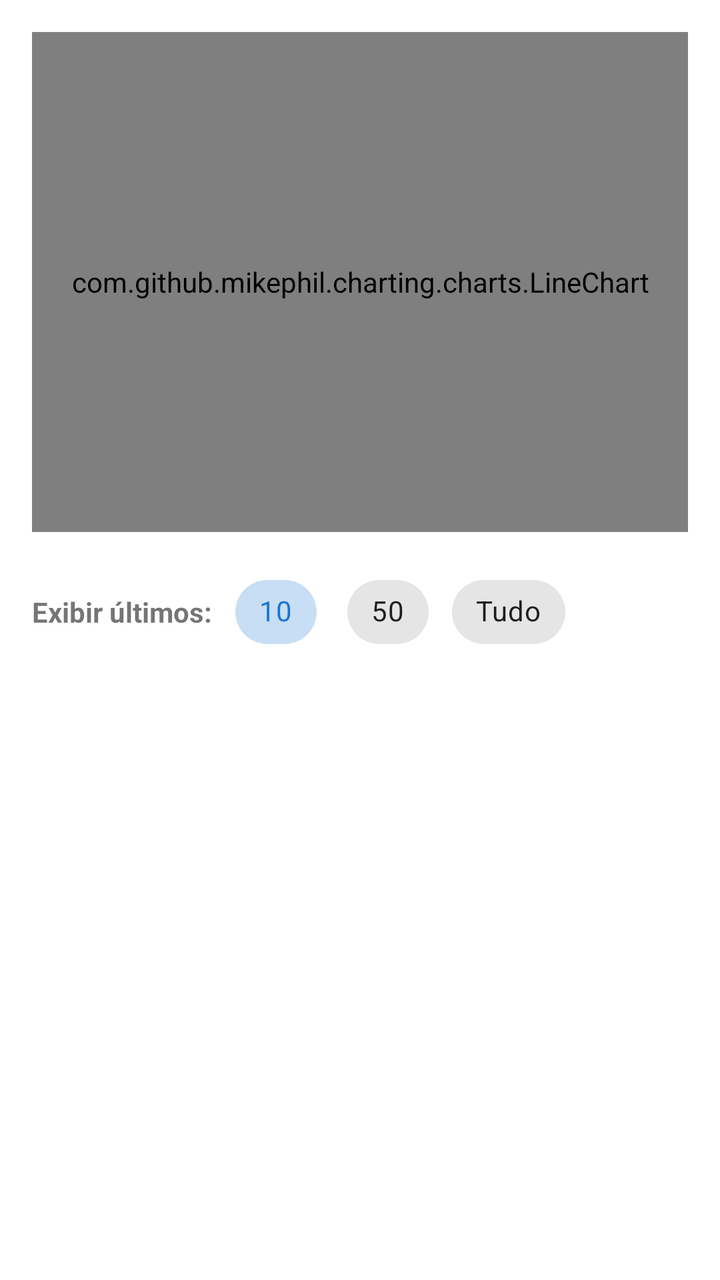
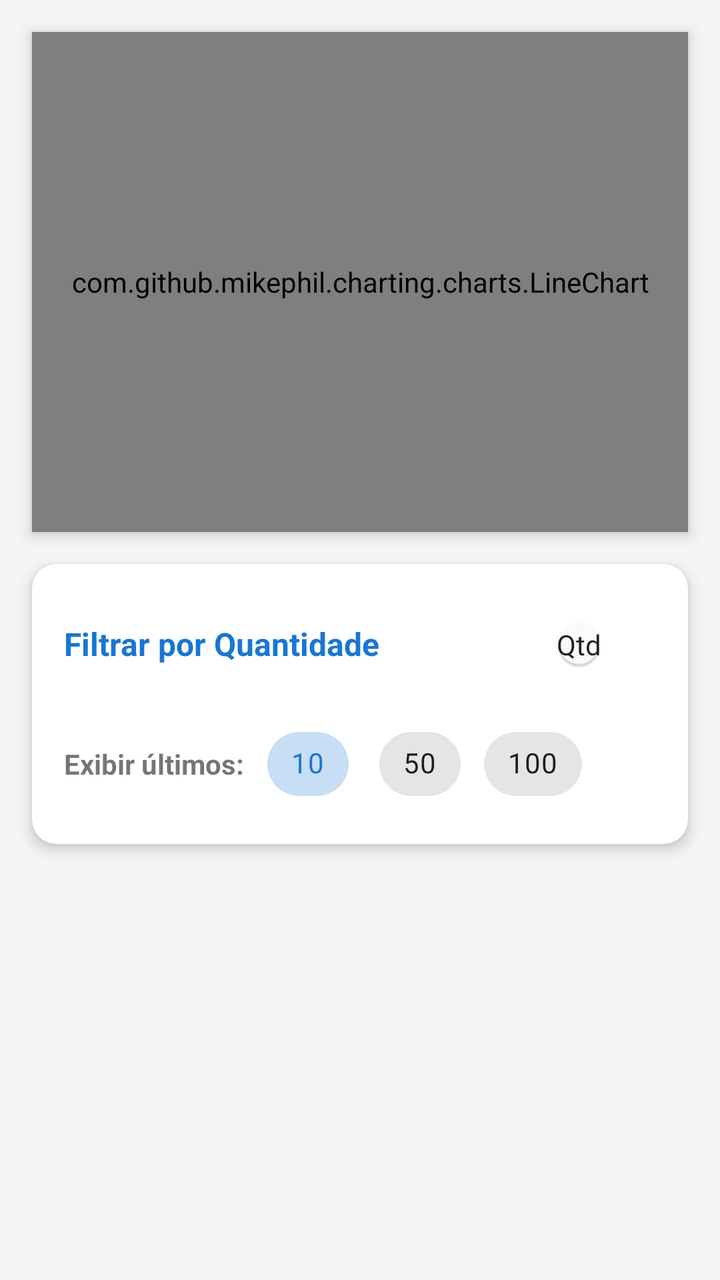

An Android layout rendered at two revisions. The XML below is the earlier revision; the diff shows what the commit changed to produce the second picture.
<!-- AndroidManifest.xml: application theme Theme.CalculoIMC -->
<!-- res/layout/activity_historic.xml -->
<?xml version="1.0" encoding="utf-8"?>
<androidx.constraintlayout.widget.ConstraintLayout
    xmlns:android="http://schemas.android.com/apk/res/android"
    xmlns:app="http://schemas.android.com/apk/res-auto"
    xmlns:tools="http://schemas.android.com/tools"
    android:layout_width="match_parent"
    android:layout_height="match_parent"
    tools:context=".view.Historic">

    
    <com.github.mikephil.charting.charts.LineChart
        android:id="@+id/chartHistorico"
        android:layout_width="match_parent"
        android:layout_height="250dp"
        android:layout_margin="16dp"
        app:layout_constraintTop_toTopOf="parent" />

    
    <LinearLayout
        android:id="@+id/layoutFiltros"
        android:layout_width="match_parent"
        android:layout_height="wrap_content"
        android:gravity="center_vertical"
        android:orientation="horizontal"
        android:padding="16dp"
        app:layout_constraintTop_toBottomOf="@+id/chartHistorico">

        <TextView
            android:layout_width="wrap_content"
            android:layout_height="wrap_content"
            android:layout_marginEnd="8dp"
            android:text="Exibir últimos:"
            android:textStyle="bold" />

        <com.google.android.material.chip.ChipGroup
            android:id="@+id/chipGroupFiltro"
            android:layout_width="wrap_content"
            android:layout_height="wrap_content"
            app:selectionRequired="true"
            app:singleSelection="true">

            <com.google.android.material.chip.Chip
                android:id="@+id/chip10"
                style="@style/Widget.MaterialComponents.Chip.Choice"
                android:layout_width="wrap_content"
                android:layout_height="wrap_content"
                android:checked="true"
                android:text="10" />

            <com.google.android.material.chip.Chip
                android:id="@+id/chip50"
                style="@style/Widget.MaterialComponents.Chip.Choice"
                android:layout_width="wrap_content"
                android:layout_height="wrap_content"
                android:text="50" />

            <com.google.android.material.chip.Chip
                android:id="@+id/chipTudo"
                style="@style/Widget.MaterialComponents.Chip.Choice"
                android:layout_width="wrap_content"
                android:layout_height="wrap_content"
                android:text="Tudo" />
        </com.google.android.material.chip.ChipGroup>
    </LinearLayout>

    
    <androidx.recyclerview.widget.RecyclerView
        android:id="@+id/recyclerViewHistorico"
        android:layout_width="match_parent"
        android:layout_height="0dp"
        app:layout_constraintBottom_toBottomOf="parent"
        app:layout_constraintTop_toBottomOf="@+id/layoutFiltros"
        tools:listitem="@android:layout/simple_list_item_1" />

</androidx.constraintlayout.widget.ConstraintLayout>
<!-- resources referenced by this layout -->
<resources>
  <style name="Theme.CalculoIMC" parent="Theme.MaterialComponents.DayNight.DarkActionBar">
          
          <item name="colorPrimary">@color/primary_blue</item>
          <item name="colorPrimaryVariant">@color/primary_blue</item>
          <item name="colorOnPrimary">@color/white</item>
          
          <item name="colorSecondary">@color/teal_200</item>
          <item name="colorSecondaryVariant">@color/teal_700</item>
          <item name="colorOnSecondary">@color/black</item>
          
          <item name="android:statusBarColor">?attr/colorPrimaryVariant</item>
          
      </style>
  <color name="primary_blue">#1976D2</color>
  <color name="white">#FFFFFF</color>
  <color name="teal_200">#FF03DAC5</color>
  <color name="teal_700">#FF018786</color>
  <color name="black">#000000</color>
</resources>

<!-- the commit's change to res/layout/activity_historic.xml (unified diff, before → after) -->
@@ -1,10 +1,10 @@
 <?xml version="1.0" encoding="utf-8"?>
-<androidx.constraintlayout.widget.ConstraintLayout
-    xmlns:android="http://schemas.android.com/apk/res/android"
+<androidx.constraintlayout.widget.ConstraintLayout xmlns:android="http://schemas.android.com/apk/res/android"
     xmlns:app="http://schemas.android.com/apk/res-auto"
     xmlns:tools="http://schemas.android.com/tools"
     android:layout_width="match_parent"
     android:layout_height="match_parent"
+    android:background="#F5F5F5"
     tools:context=".view.Historic">
 
     
@@ -13,63 +13,137 @@
         android:layout_width="match_parent"
         android:layout_height="250dp"
         android:layout_margin="16dp"
+        android:background="@android:color/white"
+        android:elevation="4dp"
         app:layout_constraintTop_toTopOf="parent" />
 
     
-    <LinearLayout
-        android:id="@+id/layoutFiltros"
+    <com.google.android.material.card.MaterialCardView
+        android:id="@+id/cardFiltros"
         android:layout_width="match_parent"
         android:layout_height="wrap_content"
-        android:gravity="center_vertical"
-        android:orientation="horizontal"
-        android:padding="16dp"
+        android:layout_margin="16dp"
+        app:cardCornerRadius="12dp"
+        app:cardElevation="4dp"
+        app:strokeWidth="0dp"
         app:layout_constraintTop_toBottomOf="@+id/chartHistorico">
 
-        <TextView
-            android:layout_width="wrap_content"
+        <LinearLayout
+            android:id="@+id/layoutFiltros"
+            android:layout_width="match_parent"
             android:layout_height="wrap_content"
-            android:layout_marginEnd="8dp"
-            android:text="Exibir últimos:"
-            android:textStyle="bold" />
+            android:orientation="vertical"
+            android:padding="16dp">
 
-        <com.google.android.material.chip.ChipGroup
-            android:id="@+id/chipGroupFiltro"
-            android:layout_width="wrap_content"
-            android:layout_height="wrap_content"
-            app:selectionRequired="true"
-            app:singleSelection="true">
+            
+            <com.google.android.material.materialswitch.MaterialSwitch
+                android:id="@+id/switchTipoFiltro"
+                style="@style/Widget.MaterialComponents.CompoundButton.Switch"
+                android:layout_width="match_parent"
+                android:layout_height="wrap_content"
+                android:layout_marginBottom="12dp"
+                android:text="Filtrar por Quantidade"
+                android:textColor="?attr/colorPrimary"
+                android:textSize="16sp"
+                android:textStyle="bold"
+                app:showText="true"
+                android:textOn="Mês"
+                android:textOff="Qtd" />
 
-            <com.google.android.material.chip.Chip
-                android:id="@+id/chip10"
-                style="@style/Widget.MaterialComponents.Chip.Choice"
-                android:layout_width="wrap_content"
+            
+            <LinearLayout
+                android:id="@+id/containerQuantidade"
+                android:layout_width="match_parent"
                 android:layout_height="wrap_content"
-                android:checked="true"
-                android:text="10" />
+                android:gravity="center_vertical"
+                android:orientation="horizontal">
 
-            <com.google.android.material.chip.Chip
-                android:id="@+id/chip50"
-                style="@style/Widget.MaterialComponents.Chip.Choice"
-                android:layout_width="wrap_content"
+                <TextView
+                    android:layout_width="wrap_content"
+                    android:layout_height="wrap_content"
+                    android:layout_marginEnd="8dp"
+                    android:text="Exibir últimos:"
+                    android:textStyle="bold" />
+
+                <com.google.android.material.chip.ChipGroup
+                    android:id="@+id/chipGroupFiltro"
+                    android:layout_width="wrap_content"
+                    android:layout_height="wrap_content"
+                    app:selectionRequired="true"
+                    app:singleSelection="true">
+
+                    <com.google.android.material.chip.Chip
+                        android:id="@+id/chip10"
+                        style="@style/Widget.MaterialComponents.Chip.Choice"
+                        android:layout_width="wrap_content"
+                        android:layout_height="wrap_content"
+                        android:checked="true"
+                        android:text="10" />
+
+                    <com.google.android.material.chip.Chip
+                        android:id="@+id/chip50"
+                        style="@style/Widget.MaterialComponents.Chip.Choice"
+                        android:layout_width="wrap_content"
+                        android:layout_height="wrap_content"
+                        android:text="50" />
+
+                    <com.google.android.material.chip.Chip
+                        android:id="@+id/chip100"
+                        style="@style/Widget.MaterialComponents.Chip.Choice"
+                        android:layout_width="wrap_content"
+                        android:layout_height="wrap_content"
+                        android:text="100" />
+                </com.google.android.material.chip.ChipGroup>
+            </LinearLayout>
+
+            
+            <LinearLayout
+                android:id="@+id/containerPeriodo"
+                android:layout_width="match_parent"
                 android:layout_height="wrap_content"
-                android:text="50" />
+                android:gravity="center_vertical"
+                android:orientation="horizontal"
+                android:visibility="gone">
 
-            <com.google.android.material.chip.Chip
-                android:id="@+id/chipTudo"
-                style="@style/Widget.MaterialComponents.Chip.Choice"
-                android:layout_width="wrap_content"
-                android:layout_height="wrap_content"
-                android:text="Tudo" />
-        </com.google.android.material.chip.ChipGroup>
-    </LinearLayout>
+                <TextView
+                    android:layout_width="wrap_content"
+                    android:layout_height="wrap_content"
+                    android:layout_marginEnd="8dp"
+                    android:text="Meses atrás:"
+                    android:textStyle="bold" />
+
+                <EditText
+                    android:id="@+id/editMeses"
+                    android:layout_width="70dp"
+                    android:layout_height="wrap_content"
+                    android:background="@drawable/abc_edit_text_material"
+                    android:gravity="center"
+                    android:inputType="number"
+                    android:text="3" />
+
+                <Button
+                    android:id="@+id/btnAplicarPeriodo"
+                    style="@style/Widget.MaterialComponents.Button.TextButton"
+                    android:layout_width="wrap_content"
+                    android:layout_height="wrap_content"
+                    android:layout_marginStart="8dp"
+                    android:text="Filtrar"
+                    android:textAllCaps="true"
+                    android:textStyle="bold" />
+            </LinearLayout>
+        </LinearLayout>
+    </com.google.android.material.card.MaterialCardView>
 
     
     <androidx.recyclerview.widget.RecyclerView
         android:id="@+id/recyclerViewHistorico"
         android:layout_width="match_parent"
         android:layout_height="0dp"
+        android:layout_marginTop="8dp"
+        android:clipToPadding="false"
+        android:paddingBottom="16dp"
         app:layout_constraintBottom_toBottomOf="parent"
-        app:layout_constraintTop_toBottomOf="@+id/layoutFiltros"
+        app:layout_constraintTop_toBottomOf="@+id/cardFiltros"
         tools:listitem="@android:layout/simple_list_item_1" />
 
 </androidx.constraintlayout.widget.ConstraintLayout>
